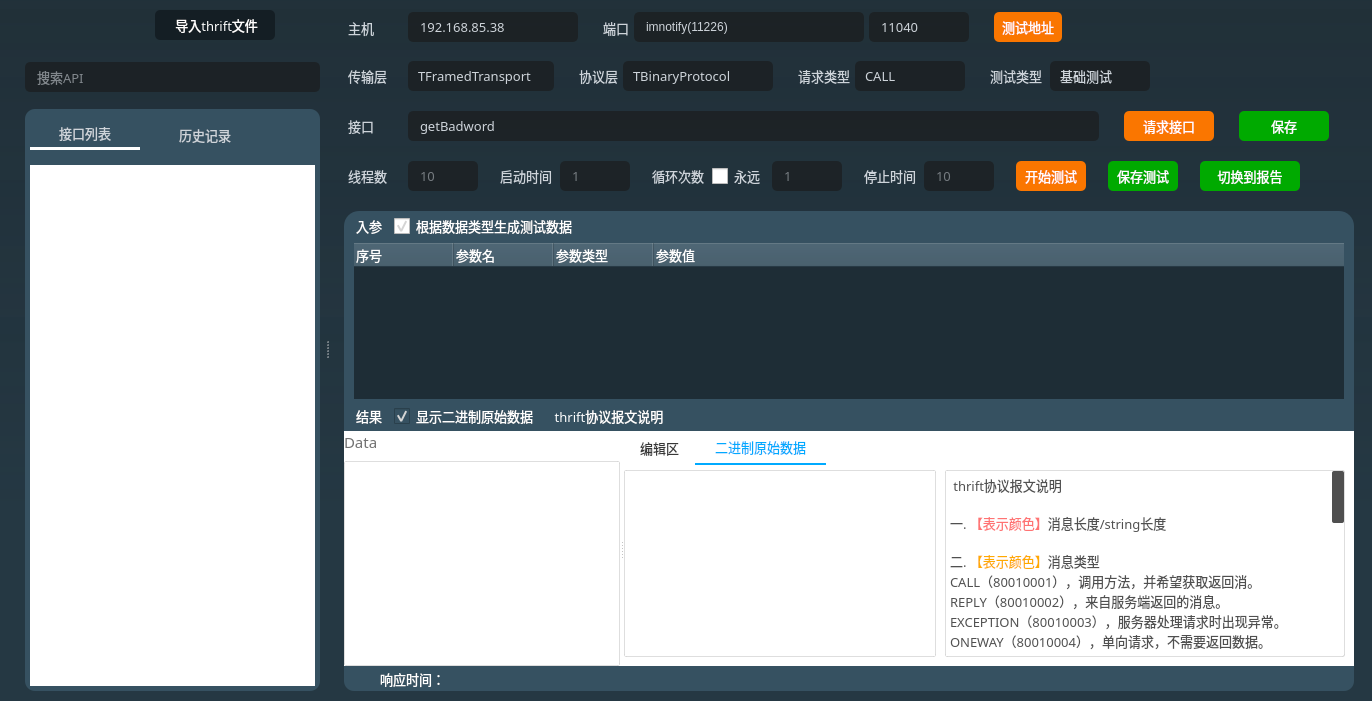
This is source/thriftwidget.ui in HuaGouFdog/Fdog-Kit as Qt 5 draws it before an edit. The edited form follows.
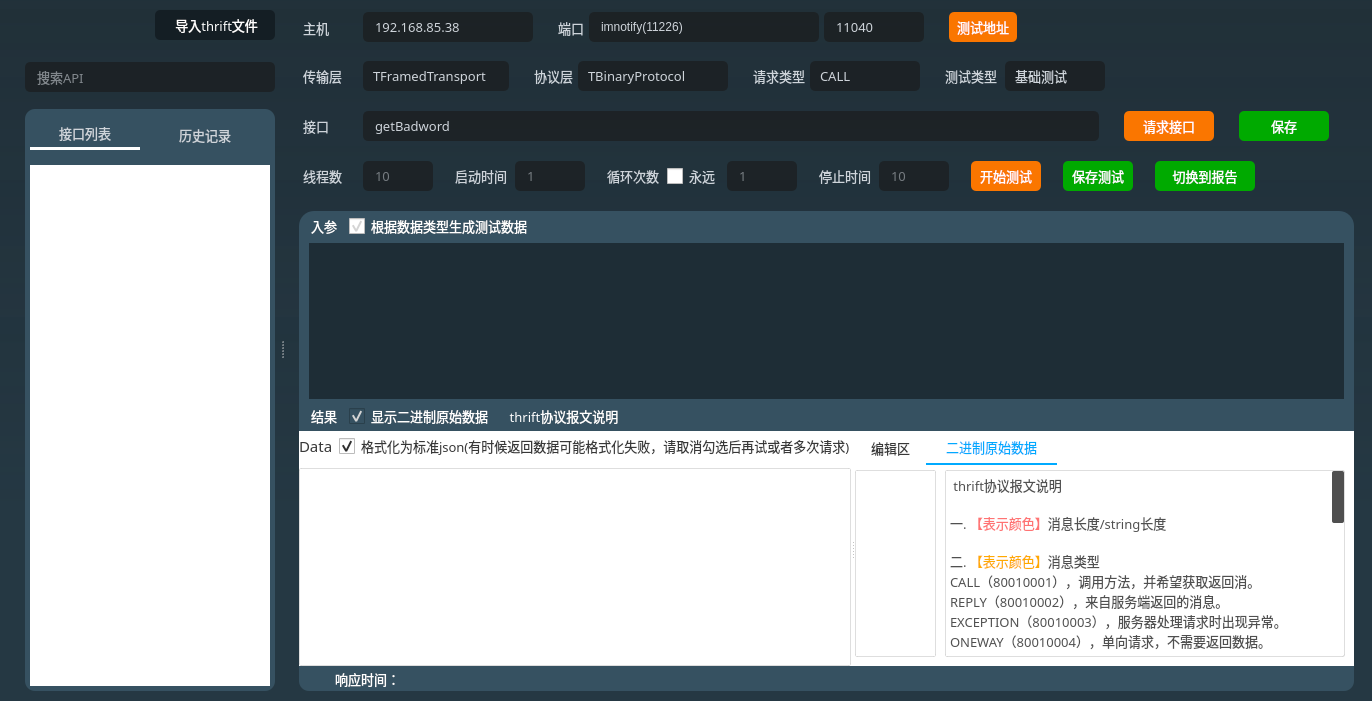
This is the edited form. The open tabs and pages were chosen to show the change. Icons and pictures are not drawn.

What changed in the file:
```diff
--- a/source/thriftwidget.ui
+++ b/source/thriftwidget.ui
@@ -3163,7 +3163,7 @@
                       <bool>false</bool>
                      </property>
                      <attribute name="headerVisible">
-                      <bool>true</bool>
+                      <bool>false</bool>
                      </attribute>
                      <attribute name="headerDefaultSectionSize">
                       <number>100</number>
@@ -3572,20 +3572,89 @@
                          </property>
                          <layout class="QVBoxLayout" name="verticalLayout_4">
                           <property name="spacing">
-                           <number>8</number>
+                           <number>7</number>
+                          </property>
+                          <property name="topMargin">
+                           <number>0</number>
                           </property>
                           <item>
-                           <widget class="QLabel" name="label_4">
-                            <property name="font">
-                             <font>
-                              <family>OPPOSans B</family>
-                              <pointsize>11</pointsize>
-                              <stylestrategy>PreferAntialias</stylestrategy>
-                             </font>
+                           <widget class="QWidget" name="widget_4" native="true">
+                            <property name="minimumSize">
+                             <size>
+                              <width>0</width>
+                              <height>30</height>
+                             </size>
                             </property>
-                            <property name="text">
-                             <string>Data</string>
+                            <property name="styleSheet">
+                             <string notr="true">color: rgb(56, 56, 56);</string>
                             </property>
+                            <layout class="QHBoxLayout" name="horizontalLayout_16">
+                             <property name="leftMargin">
+                              <number>0</number>
+                             </property>
+                             <property name="topMargin">
+                              <number>0</number>
+                             </property>
+                             <property name="rightMargin">
+                              <number>0</number>
+                             </property>
+                             <property name="bottomMargin">
+                              <number>0</number>
+                             </property>
+                             <item>
+                              <widget class="QLabel" name="label_4">
+                               <property name="font">
+                                <font>
+                                 <family>OPPOSans B</family>
+                                 <pointsize>11</pointsize>
+                                 <stylestrategy>PreferAntialias</stylestrategy>
+                                </font>
+                               </property>
+                               <property name="text">
+                                <string>Data</string>
+                               </property>
+                              </widget>
+                             </item>
+                             <item>
+                              <widget class="QCheckBox" name="checkBox_show_json">
+                               <property name="maximumSize">
+                                <size>
+                                 <width>16777215</width>
+                                 <height>30</height>
+                                </size>
+                               </property>
+                               <property name="font">
+                                <font>
+                                 <family>OPPOSans B</family>
+                                 <pointsize>10</pointsize>
+                                 <stylestrategy>PreferAntialias</stylestrategy>
+                                </font>
+                               </property>
+                               <property name="styleSheet">
+                                <string notr="true">color: rgb(56, 56, 56);</string>
+                               </property>
+                               <property name="text">
+                                <string>格式化为标准json(有时候返回数据可能格式化失败，请取消勾选后再试或者多次请求)</string>
+                               </property>
+                               <property name="checked">
+                                <bool>true</bool>
+                               </property>
+                              </widget>
+                             </item>
+                             <item>
+                              <spacer name="horizontalSpacer_30">
+                               <property name="orientation">
+                                <enum>Qt::Horizontal</enum>
+                               </property>
+                               <property name="sizeHint" stdset="0">
+                                <size>
+                                 <width>40</width>
+                                 <height>20</height>
+                                </size>
+                               </property>
+                              </spacer>
+                             </item>
+                            </layout>
                            </widget>
                           </item>
                           <item>
```
Left out of the diff: 2 changed lines with no effect on the pictures.
